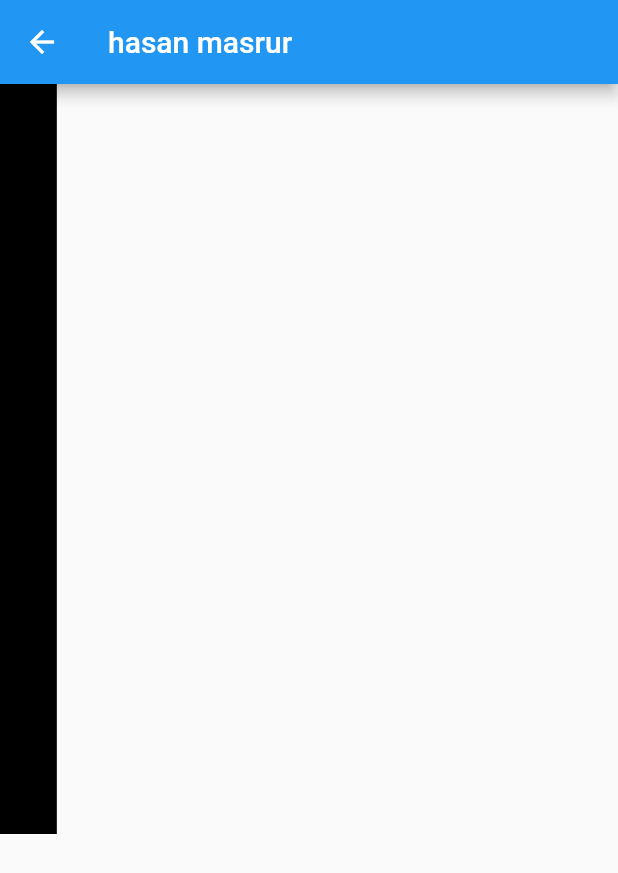
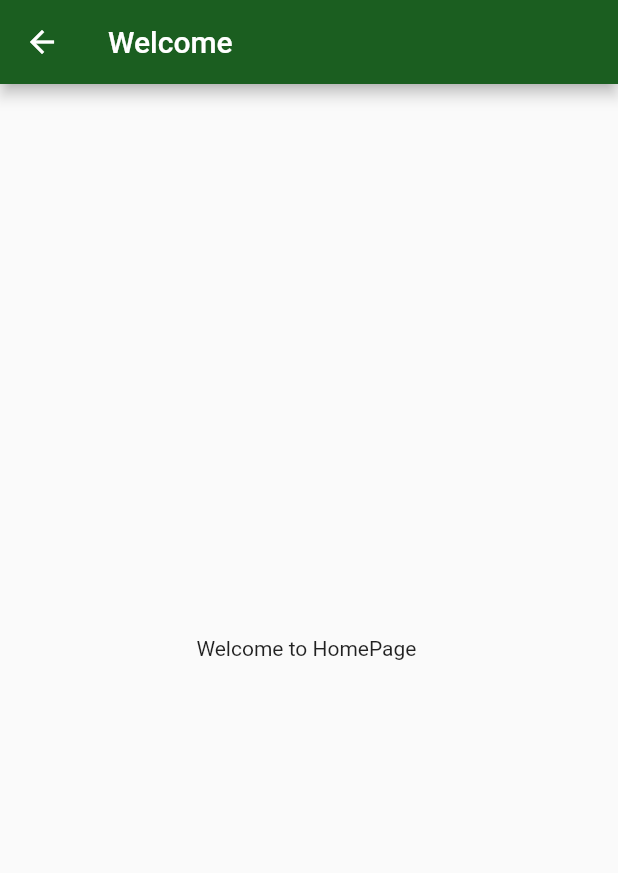
Before and after one commit to HasanMasrur/Flutter_Phone_Authentication, a Flutter app: the HomePage screen opened directly, on a phone screen of 412 x 824 dp. Shown: the top 873 px of the screen. Run offline on Flutter 3.47's test engine with Material 2 defaults, Android fonts, the phone set to English and light mode, and no system bars; our stand-ins replace firebase_auth, firebase_core; accounts and stored records are empty.

```diff
--- a/lib/auth_page.dart
+++ b/lib/auth_page.dart
@@ -171,7 +171,7 @@ class _Authpage extends State<Authpage> {
                   onPressed: () async {
                     final users = await FirebaseAuth.instance.currentUser;
 
-                    if (users != null) {
+                    if (users == null) {
                       Navigator.of(context).pop();
                       // Navigator.push(
                       //   context,
--- a/lib/homepage.dart
+++ b/lib/homepage.dart
@@ -1,17 +1,32 @@
+import 'package:firebase_auth/firebase_auth.dart';
 import 'package:flutter/material.dart';
 
-class HomePage extends StatelessWidget {
+class HomePage extends StatefulWidget {
+  @override
+  _HomePageState createState() => _HomePageState();
+}
+
+class _HomePageState extends State<HomePage> {
+  String uid;
+  void initState() {
+    this.uid = "";
+    final user = FirebaseAuth.instance.currentUser;
+
+    setState(() {
+      this.uid = user.uid;
+    });
+    super.initState();
+  }
+
   @override
   Widget build(BuildContext context) {
-    // TODO: implement build
     return Scaffold(
       appBar: AppBar(
-        title: Text('hasan masrur'),
+        title: Text("Welcome"),
+        backgroundColor: Colors.green[900],
       ),
-      body: Container(
-        height: 500,
-        color: Colors.black,
-        child: Text('hasan'),
+      body: Center(
+        child: Text("Welcome to HomePage \n $uid"),
       ),
     );
   }
```
